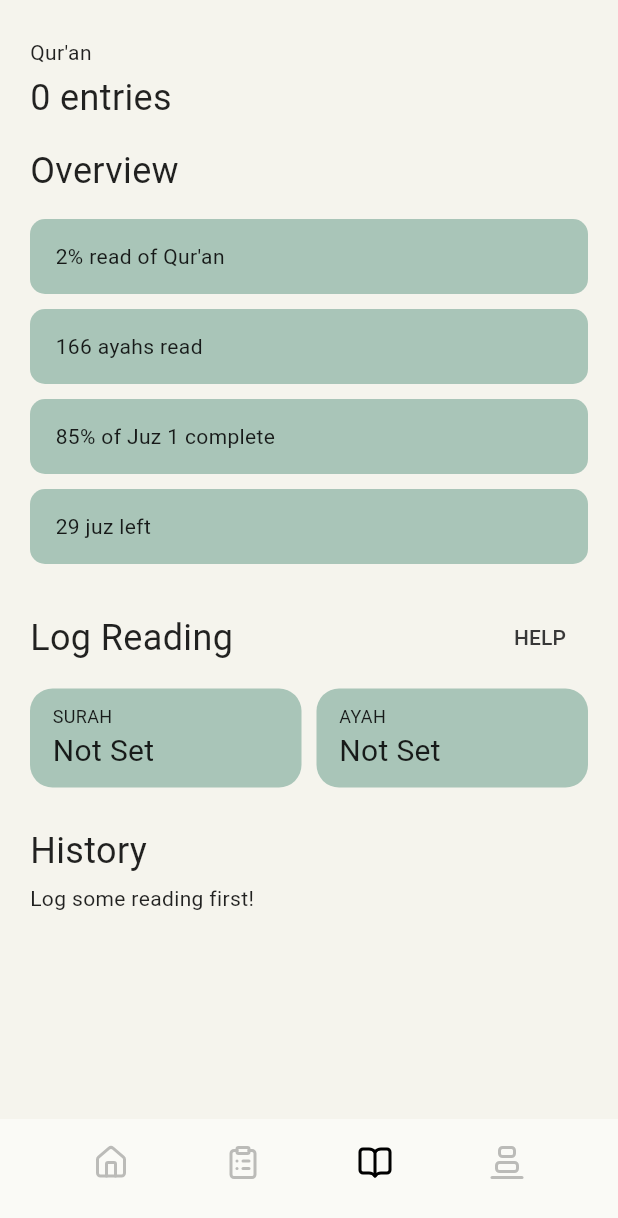
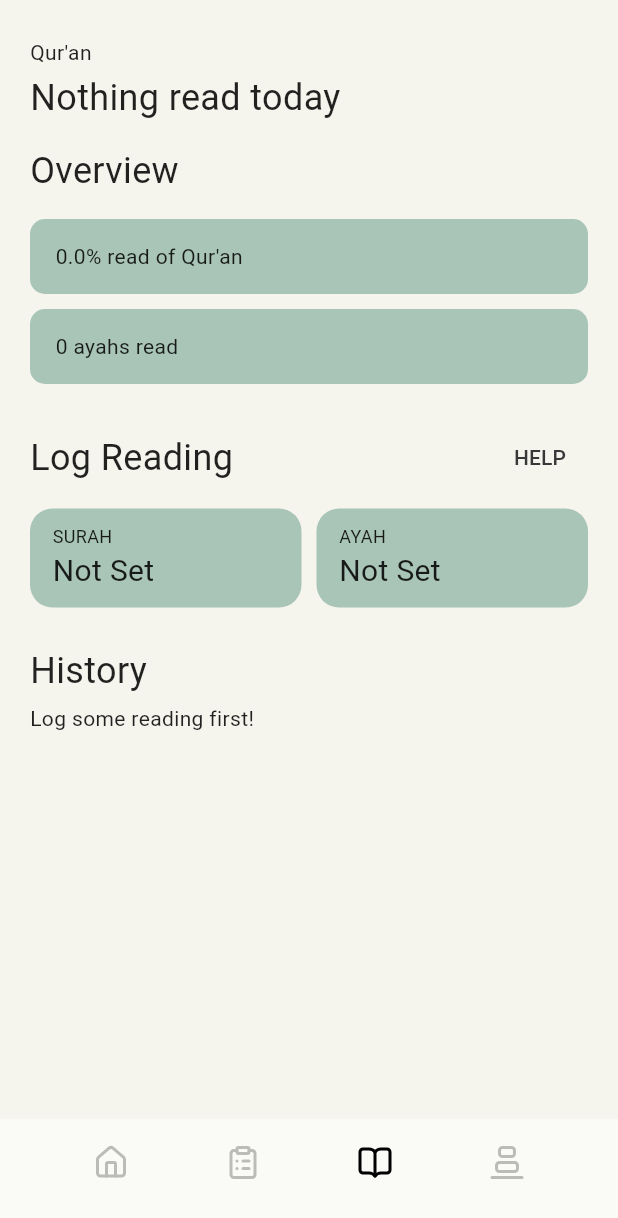
Before and after one commit to hkamran80/ramadan-taskminder, a Flutter app: the QuranScreen screen opened by its route, on a phone screen of 412 x 824 dp. Shown: the top 1218 px of the screen. Run offline on Flutter 3.47's test engine with Material 2 defaults, Android fonts, the phone set to English and light mode, and no system bars; our stand-ins replace go_router, google_fonts, hijri, hive_flutter, lucide_icons, shared_preferences; accounts and stored records are empty; Roboto replaces fonts that are missing (Numans).

Commit message:
Add ayahs and percentage read, dynamic header

```diff
--- a/lib/screens/quran.dart
+++ b/lib/screens/quran.dart
@@ -11,7 +11,6 @@ import 'package:ramadan_taskminder/widgets/section_header.dart';
 import 'package:ramadan_taskminder/widgets/stacked_card.dart';
 import 'package:ramadan_taskminder/widgets/wide_card.dart';
 
-
 class QuranScreen extends StatefulWidget {
   const QuranScreen({super.key});
 
@@ -21,17 +20,21 @@ class QuranScreen extends StatefulWidget {
 
 class _QuranScreenState extends State<QuranScreen> {
   List history = [];
-
   Box quran = Hive.box("quran");
 
+  // Logging
   int startingSurah = -1;
   int startingAyah = 0;
 
   int endingSurah = -1;
   int endingAyah = 0;
 
+  // Statistics
+  int ayahsRead = 0;
+  String percentageRead = "0";
+
+  // Helpers
   bool showHelp = false;
-
   int deletingHistoryEntry = -1;
 
   @override
@@ -39,6 +42,7 @@ class _QuranScreenState extends State<QuranScreen> {
     super.initState();
     initializeHistory();
     setStartingEntry();
+    calculateStatistics();
   }
 
   void initializeHistory() {
@@ -136,35 +140,38 @@ class _QuranScreenState extends State<QuranScreen> {
     }
   }
 
-  void calculatePercentage() {
-    int ayshs = 0;
+  void calculateStatistics() {
+    ayahsRead = calculateAyahsRead(history);
+    percentageRead = (ayahsRead / totalAyahCount).toStringAsFixed(1);
+  }
+
+  int calculateAyahsRead(List history) {
+    int ayahs = 0;
 
     Iterable entries = history.map((entry) => entry[1]);
     for (var entry in entries) {
-      List start = entry[0].split("-").map(int.parse).toList();
-      List end = entry[1].split("-").map(int.parse).toList();
+      List<int> start = entry[0].toString().split("-").map(int.parse).toList();
+      List<int> end = entry[1].toString().split("-").map(int.parse).toList();
 
-      var startSurah = surahs[start[0] - 1];
-      var endSurah = surahs[end[0] - 1];
+      if (start[0] - 1 == end[0] - 1) {
+        ayahs += end[1] - start[1];
+      } else {
+        ayahs += surahs
+                .sublist(start[0] - 1, end[0] - 1)
+                .map((surah) => int.parse(surah["ayahs"].toString()))
+                .reduce((p, c) => p + c) +
+            end[1];
+      }
+    }
 
-      print(start);
-      print(startSurah);
-      print(end);
-      print(endSurah);
-    }
+    return ayahs;
   }
 
   @override
   Widget build(BuildContext context) {
-    // print(surahs.map((surah) => int.tryParse(surah["ayahs"].toString())));
-    // print(surahs
-    //     .map((surah) => int.tryParse(surah["ayahs"].toString()))
-    //     .where(
-    //       (element) => element != null,
-    //     )
-    //     .reduce((a, b) => a! + b!));
-
-    calculatePercentage();
+    String currentDate = DateTime.now().toIso8601String().split("T")[0];
+    List todaysEntries =
+        history.where((entry) => entry[0] == currentDate).toList();
 
     return Material(
       color: getBackgroundColor(context),
@@ -184,7 +191,9 @@ class _QuranScreenState extends State<QuranScreen> {
                       [
                         PageHeader(
                           header: "Qur'an",
-                          title: "${history.length} entries",
+                          title: todaysEntries.isEmpty
+                              ? "Nothing read today"
+                              : "${calculateAyahsRead(todaysEntries)} ayahs read today",
                         ),
                         const SizedBox(height: 15),
                         Column(
@@ -197,11 +206,10 @@ class _QuranScreenState extends State<QuranScreen> {
                             const SizedBox(height: 15),
                             Wrap(
                               runSpacing: 10,
-                              children: const [
-                                WideCard(content: "2% read of Qur'an"),
-                                WideCard(content: "166 ayahs read"),
-                                WideCard(content: "85% of Juz 1 complete"),
-                                WideCard(content: "29 juz left")
+                              children: [
+                                WideCard(
+                                    content: "$percentageRead% read of Qur'an"),
+                                WideCard(content: "$ayahsRead ayahs read"),
                               ],
                             ),
                           ],
@@ -285,6 +293,7 @@ class _QuranScreenState extends State<QuranScreen> {
                                             endingAyah = 0;
 
                                             setStartingEntry();
+                                            calculateStatistics();
                                           },
                                         ),
                                       )
```
